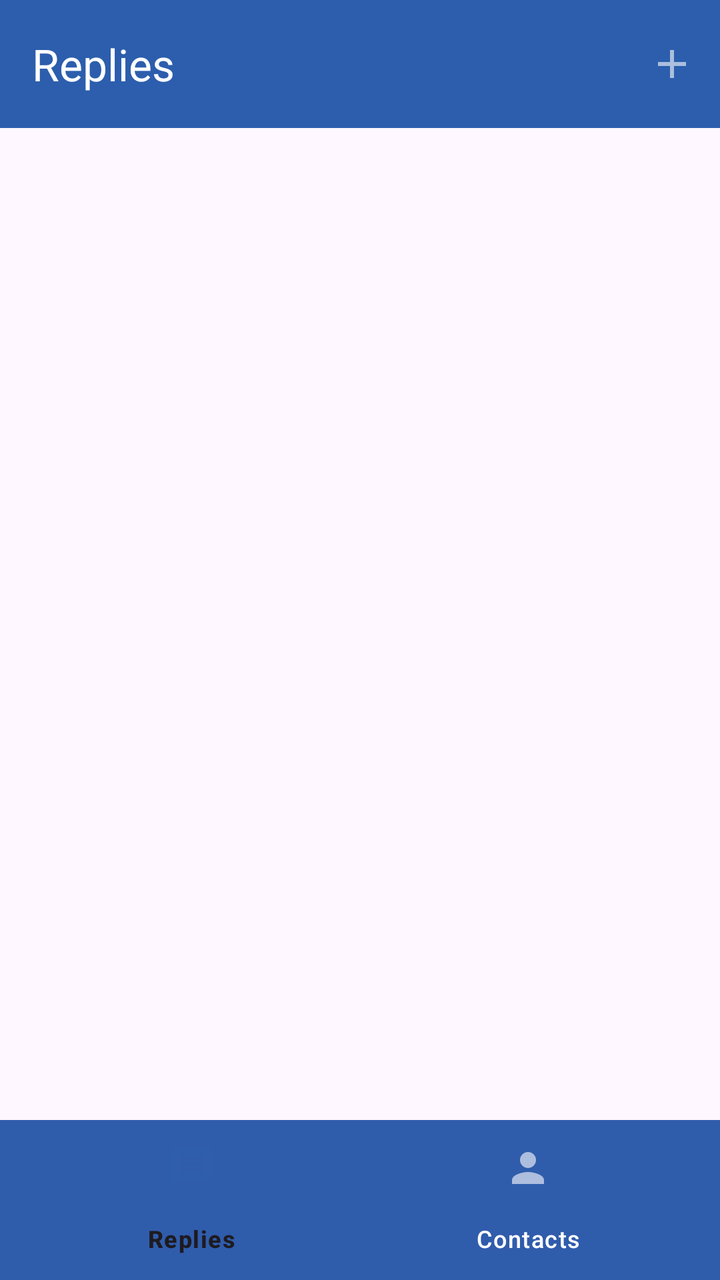
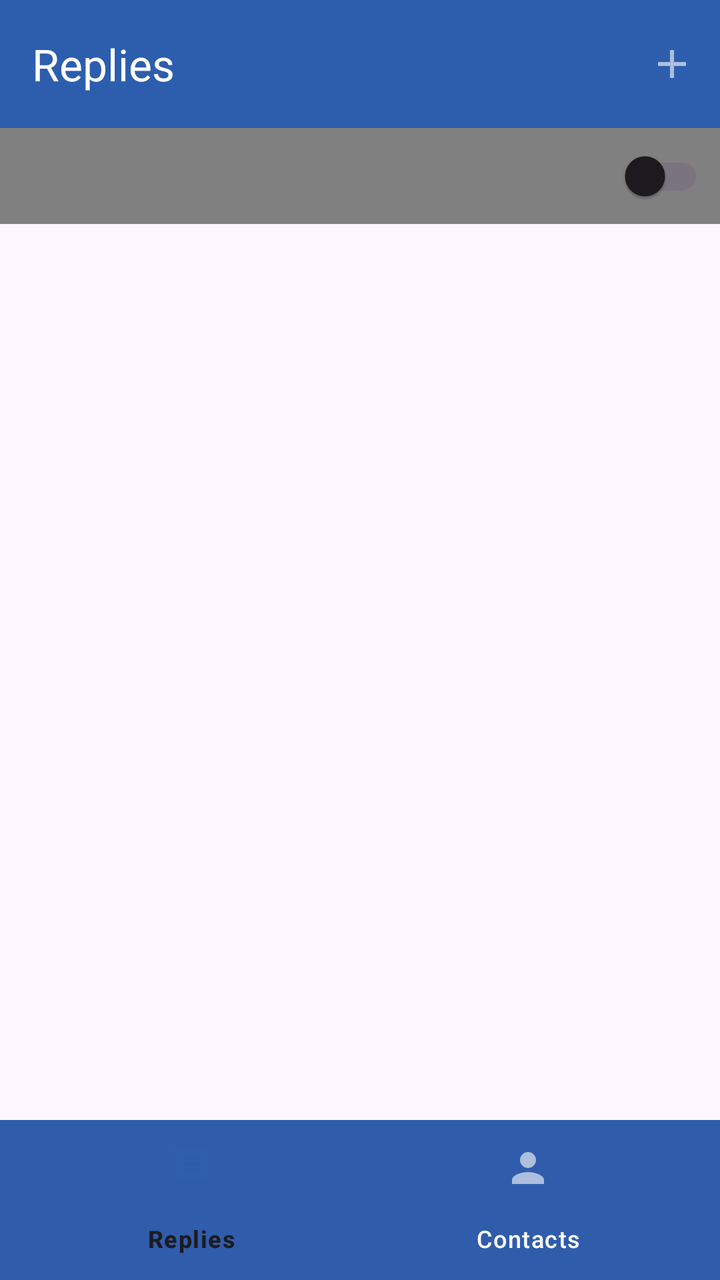

The first picture is an Android layout as it rendered before a commit; the second is the same layout after the commit. The layout source and the unified diff follow.
<!-- AndroidManifest.xml: application theme Theme.CallSwitch -->
<!-- res/layout/fragment_replies.xml -->
<?xml version="1.0" encoding="utf-8"?>
<androidx.coordinatorlayout.widget.CoordinatorLayout xmlns:android="http://schemas.android.com/apk/res/android"
    xmlns:app="http://schemas.android.com/apk/res-auto"
    xmlns:tools="http://schemas.android.com/tools"
    android:id="@+id/main_fragment"
    android:layout_width="match_parent"
    android:layout_height="match_parent"
    tools:context=".RepliesActivity">

    <include layout="@layout/component_replies_app_bar"/>

    <RelativeLayout

        android:layout_width="match_parent"
        app:layout_behavior="@string/appbar_scrolling_view_behavior"
        android:layout_height="match_parent">

        <androidx.recyclerview.widget.RecyclerView
            android:layout_width="match_parent"
            android:layout_height="match_parent"
            android:id="@+id/replies_recycler_view"
            android:layout_above="@id/bottom_nav_view"/>

        <include layout="@layout/component_bottom_nav_bar"
            android:id="@+id/bottom_nav_view"/>

    </RelativeLayout>


</androidx.coordinatorlayout.widget.CoordinatorLayout>
<!-- res/layout/component_replies_app_bar.xml (included above) -->
<?xml version="1.0" encoding="utf-8"?>
<com.google.android.material.appbar.AppBarLayout xmlns:android="http://schemas.android.com/apk/res/android"
    xmlns:app="http://schemas.android.com/apk/res-auto"
    android:id="@+id/toolbar_main"
    android:layout_width="match_parent"
    android:layout_height="wrap_content"
    android:fitsSystemWindows="true"
    app:liftOnScrollColor="@color/blue"
    app:liftOnScroll="true">

    <com.google.android.material.appbar.MaterialToolbar
        android:id="@+id/menu_toolbar"
        android:layout_width="match_parent"
        android:layout_height="wrap_content"
        android:minHeight="?attr/actionBarSize"
        app:menu="@menu/replies_menu"
        app:title="@string/replies_label"/>
</com.google.android.material.appbar.AppBarLayout>
<!-- res/layout/component_bottom_nav_bar.xml (included above) -->
<?xml version="1.0" encoding="utf-8"?>
<com.google.android.material.bottomnavigation.BottomNavigationView xmlns:android="http://schemas.android.com/apk/res/android"
    android:layout_width="match_parent"
    android:layout_height="wrap_content"
    android:fitsSystemWindows="true"
    android:id="@+id/bottom_nav_view"
    android:layout_alignParentBottom="true"
    xmlns:app="http://schemas.android.com/apk/res-auto"
    app:menu="@menu/bottom_navigation_menu" />
<!-- resources referenced by this layout -->
<resources>
  <color name="blue">#2C5EAD</color>
  <string name="replies_label">Replies</string>
  <style name="Theme.CallSwitch" parent="Base.Theme.CallSwitch" />
  <style name="Base.Theme.CallSwitch" parent="Theme.Material3.DayNight.NoActionBar">
          
          
          <item name="colorSurface">@color/blue</item>
          <item name="toolbarStyle">@style/Widget.App.Toolbar</item>
          <item name="bottomNavigationStyle">@style/Widget.App.BottomNavigationView</item>
      </style>
  <style name="Widget.App.Toolbar" parent="Widget.Material3.Toolbar">
          <item name="materialThemeOverlay">@style/ThemeOverlay.App.Toolbar</item>
      </style>
  <style name="Widget.App.BottomNavigationView" parent="Widget.Material3.BottomNavigationView">
          <item name="materialThemeOverlay">@style/ThemeOverlay.App.BottomNavigationView</item>
      </style>
  <style name="ThemeOverlay.App.Toolbar" parent="">
          <item name="colorSurface">@color/blue</item>
          <item name="colorOnSurface">@color/blue</item>
          <item name="colorSurfaceContainer">@color/blue</item>
          <item name="colorOnSurfaceVariant">@color/white</item>
          <item name="titleTextColor">@color/white</item>
          <item name="iconTint">@color/white</item>
          <item name="textAppearanceTitleLarge">@style/TextAppearance.App.TitleLarge</item>
          <item name="textAppearanceTitleMedium">@style/TextAppearance.App.TitleMedium</item>
      </style>
  <style name="ThemeOverlay.App.BottomNavigationView" parent="">
          
          <item name="colorOnSurfaceVariant">@color/white</item>
          
          <item name="colorSurfaceContainer">@color/blue</item>
          
          <item name="colorSecondary">@color/blue</item>
          
          <item name="colorSecondaryContainer">@color/white</item>
          
          <item name="colorOnSecondaryContainer">@color/blue</item>
      </style>
  <color name="white">#FFFFFFFF</color>
  <style name="TextAppearance.App.TitleLarge" parent="TextAppearance.Material3.TitleLarge">
  
  
      </style>
  <style name="TextAppearance.App.TitleMedium" parent="TextAppearance.Material3.TitleMedium">
  
  
      </style>
</resources>

<!-- the commit's change to res/layout/fragment_replies.xml (unified diff, before → after) -->
@@ -15,7 +15,23 @@
         app:layout_behavior="@string/appbar_scrolling_view_behavior"
         android:layout_height="match_parent">
 
+        <FrameLayout
+
+            android:id="@+id/toggle_all_frame_view"
+            android:layout_width="match_parent"
+            android:layout_height="wrap_content"
+            android:background="@color/grey_8"
+            >
+            <com.google.android.material.switchmaterial.SwitchMaterial
+                android:layout_gravity="end"
+                android:id="@+id/toggle_all"
+                android:layout_width="wrap_content"
+                android:layout_height="wrap_content"
+                android:layout_marginEnd="8dp"
+                />
+        </FrameLayout>
         <androidx.recyclerview.widget.RecyclerView
+            android:layout_below="@id/toggle_all_frame_view"
             android:layout_width="match_parent"
             android:layout_height="match_parent"
             android:id="@+id/replies_recycler_view"
<!-- resource entries referenced after the edit -->
@@ -1,6 +1,7 @@
 <!-- resources referenced by this layout -->
 <resources>
   <color name="blue">#2C5EAD</color>
+  <color name="grey_8">#808080</color>
   <string name="replies_label">Replies</string>
   <style name="Theme.CallSwitch" parent="Base.Theme.CallSwitch" />
   <style name="Base.Theme.CallSwitch" parent="Theme.Material3.DayNight.NoActionBar">
